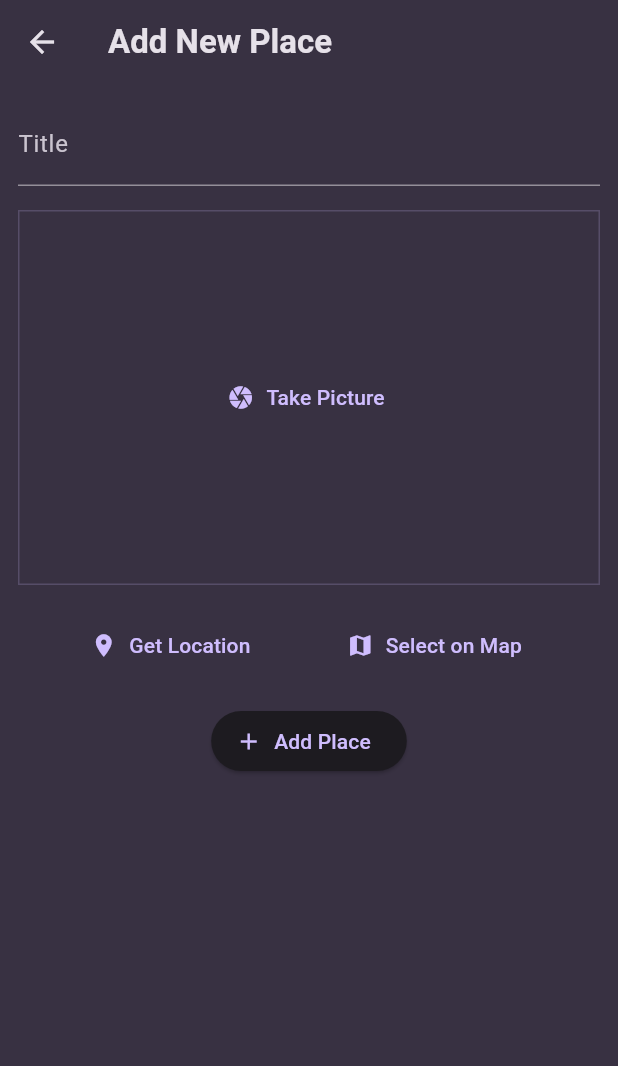
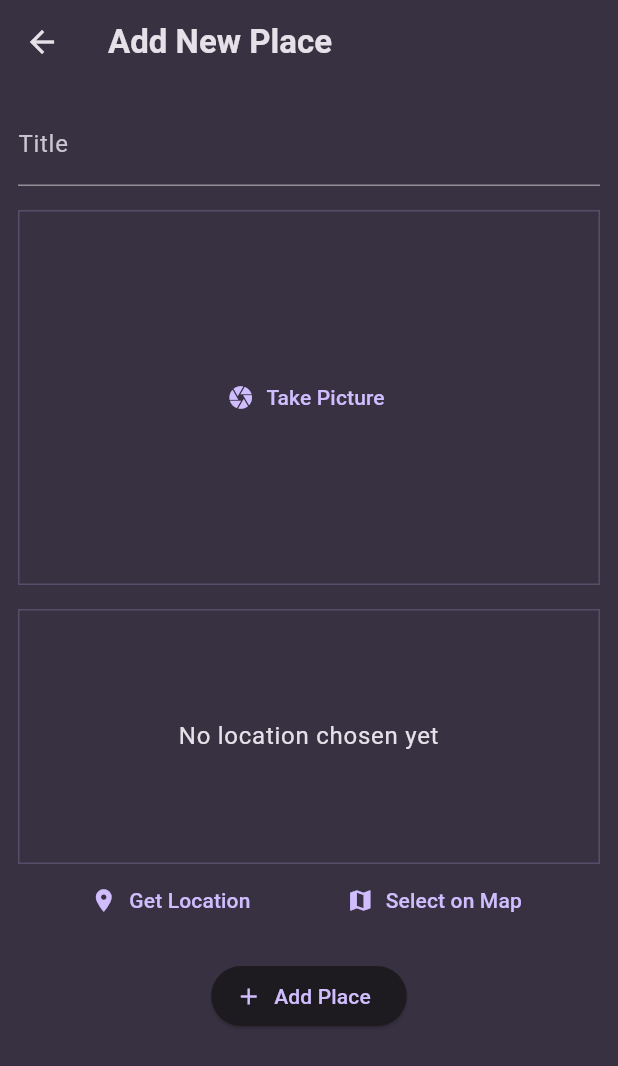
Before and after one commit to japinell/flutter_favorite_places, a Flutter app: the AddPlacesScreen screen opened directly, on a phone screen of 412 x 824 dp. Shown: the top 1066 px of the screen. Run offline on Flutter 3.47's test engine with Material 3 defaults, Android fonts, the phone set to English and light mode, and no system bars; our stand-ins replace flutter_riverpod, google_fonts, image_picker.

Commit message:
Added styling to PlaceLocation widget

```diff
--- a/lib/widgets/place_location.dart
+++ b/lib/widgets/place_location.dart
@@ -14,7 +14,24 @@ class _PlaceLocationState extends State<PlaceLocation> {
   Widget build(BuildContext context) {
     return Column(
       children: [
-        Container(),
+        Container(
+          height: 170,
+          width: double.infinity,
+          alignment: Alignment.center,
+          decoration: BoxDecoration(
+            border: Border.all(
+              width: 1,
+              color: Theme.of(context).colorScheme.primary.withOpacity(0.2),
+            ),
+          ),
+          child: Text(
+            "No location chosen yet",
+            textAlign: TextAlign.center,
+            style: Theme.of(context).textTheme.bodyLarge!.copyWith(
+              color: Theme.of(context).colorScheme.onSurface,
+            ),
+          ),
+        ),
         Row(
           mainAxisAlignment: MainAxisAlignment.spaceEvenly,
           children: [
```
